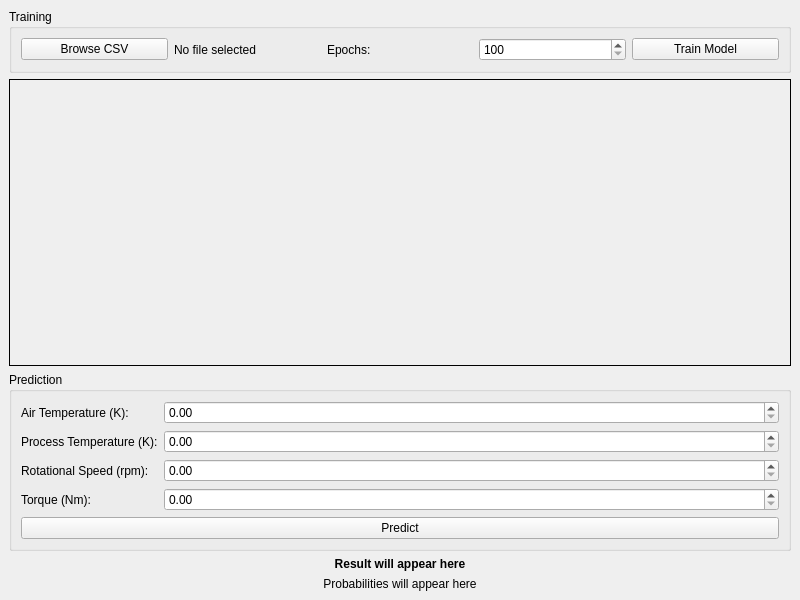
This is industry_maintenance_nn_1/qt/mainwindow.ui in heydhy12/Tugas_RTC_Kelompok_15 as Qt 5 draws it before an edit. The edited form follows.
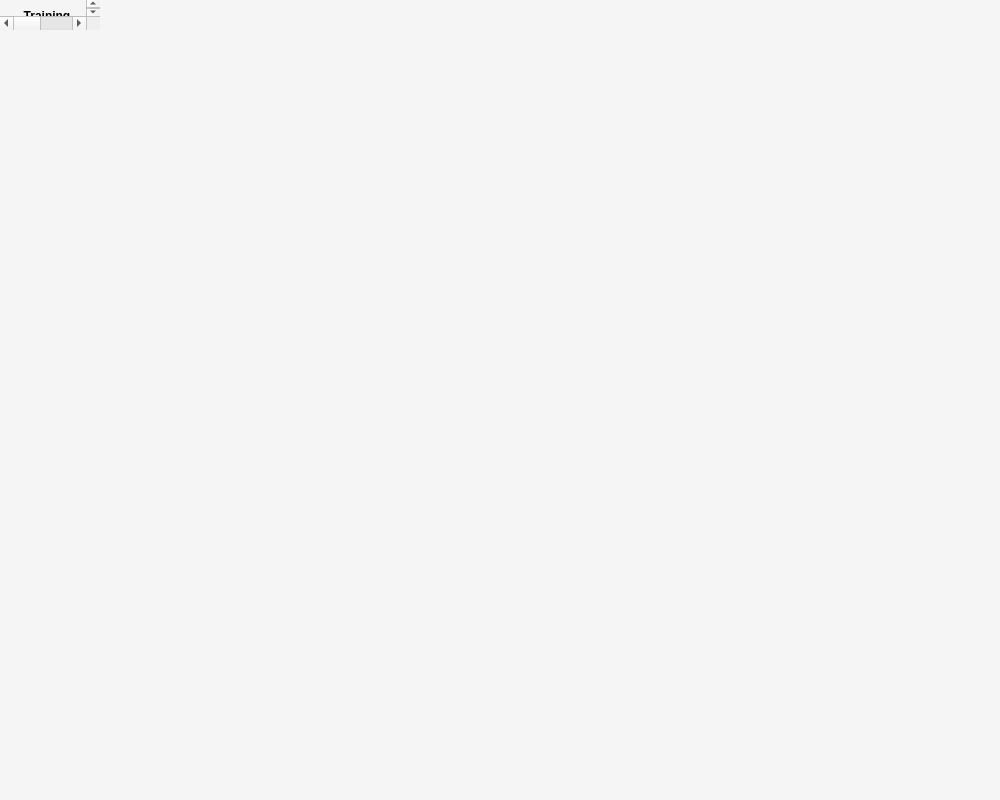
This is the edited form.

Patch:
```diff
--- a/industry_maintenance_nn_1/qt/mainwindow.ui
+++ b/industry_maintenance_nn_1/qt/mainwindow.ui
@@ -6,26 +6,94 @@
    <rect>
     <x>0</x>
     <y>0</y>
-    <width>800</width>
-    <height>600</height>
+        <width>1000</width>
+        <height>800</height>
    </rect>
   </property>
   <property name="windowTitle">
    <string>Industry Maintenance Predictor</string>
   </property>
-  <widget class="QWidget" name="centralwidget">
+    <property name="styleSheet">
+      <string notr="true">
+        QMainWindow {
+          background-color: #f5f5f5;
+        }
+        QGroupBox {
+          border: 1px solid #ccc;
+          border-radius: 5px;
+          margin-top: 10px;
+          padding-top: 15px;
+          font-weight: bold;
+        }
+        QGroupBox::title {
+          subcontrol-origin: margin;
+          left: 10px;
+          padding: 0 3px;
+        }
+        QPushButton {
+          background-color: #4CAF50;
+          color: white;
+          border: none;
+          padding: 8px 16px;
+          border-radius: 4px;
+          min-width: 100px;
+        }
+        QPushButton:hover {
+          background-color: #45a049;
+        }
+        QLabel {
+          font-size: 12px;
+        }
+        QDoubleSpinBox, QSpinBox {
+          padding: 5px;
+          border: 1px solid #ddd;
+          border-radius: 4px;
+        }
+        QScrollArea {
+          border: none;
+        }
+        QWidget#scrollAreaWidgetContents {
+          background-color: #f5f5f5;
+        }
+      </string>
+    </property>
+    <widget class="QScrollArea" name="scrollArea">
+      <property name="widgetResizable">
+        <bool>true</bool>
+      </property>
+      <property name="alignment">
+        <set>Qt::AlignLeading|Qt::AlignLeft|Qt::AlignTop</set>
+      </property>
+      <widget class="QWidget" name="scrollAreaWidgetContents">
+        <property name="geometry">
+          <rect>
+            <x>0</x>
+            <y>0</y>
+            <width>998</width>
+            <height>798</height>
+          </rect>
+        </property>
    <layout class="QVBoxLayout" name="verticalLayout">
+          <property name="spacing">
+            <number>10</number>
+          </property>
     <item>
      <widget class="QGroupBox" name="groupBox">
       <property name="title">
        <string>Training</string>
       </property>
       <layout class="QHBoxLayout" name="horizontalLayout">
+                <property name="spacing">
+                  <number>10</number>
+                </property>
        <item>
         <widget class="QPushButton" name="browseCsvButton">
          <property name="text">
           <string>Browse CSV</string>
          </property>
+                    <property name="styleSheet">
+                      <string notr="true">background-color: #2196F3;</string>
+                    </property>
         </widget>
        </item>
        <item>
@@ -33,6 +101,12 @@
          <property name="text">
           <string>No file selected</string>
          </property>
+                    <property name="wordWrap">
+                      <bool>true</bool>
+                    </property>
+                    <property name="minimumWidth">
+                      <number>300</number>
+                    </property>
         </widget>
        </item>
        <item>
@@ -50,6 +124,9 @@
          <property name="maximum">
           <number>10000</number>
          </property>
+                    <property name="value">
+                      <number>1000</number>
+                    </property>
         </widget>
        </item>
        <item>
@@ -57,11 +134,20 @@
          <property name="text">
           <string>Train Model</string>
          </property>
+                    <property name="styleSheet">
+                      <string notr="true">padding: 8px; font-weight: bold; background-color: #FF9800;</string>
+                    </property>
         </widget>
        </item>
       </layout>
      </widget>
     </item>
+          <item>
+            <widget class="QGroupBox" name="plotGroupBox">
+              <property name="title">
+                <string>Training Results</string>
+              </property>
+              <layout class="QVBoxLayout" name="verticalLayout_2">
     <item>
     <widget class="QLabel" name="plotLabel">
     <property name="sizePolicy">
@@ -70,6 +156,18 @@
         <verstretch>0</verstretch>
         </sizepolicy>
     </property>
+                    <property name="minimumSize">
+                      <size>
+                        <width>1000</width>
+                        <height>800</height>
+                      </size>
+                    </property>
+                    <property name="maximumSize">
+                      <size>
+                        <width>1000</width>
+                        <height>800</height>
+                      </size>
+                    </property>
     <property name="frameShape">
         <enum>QFrame::Box</enum>
     </property>
@@ -77,8 +175,27 @@
         <set>Qt::AlignCenter</set>
     </property>
     <property name="scaledContents">
-        <bool>false</bool> <!-- Diubah menjadi false -->
-    </property>
+                      <bool>false</bool>
+                    </property>
+                    <property name="styleSheet">
+                      <string notr="true">
+                        background-color: white;
+                        border: 1px solid #ddd;
+                      </string>
+                    </property>
+                  </widget>
+                </item>plotGr
+                <item>
+                <widget class="QLabel" name="accuracyLabel">
+                  <property name="text">
+                  <string>Accuracy: -</string>
+                  </property>
+                  <property name="alignment">
+                  <set>Qt::AlignCenter</set>
+                  </property>
+                </widget>
+                </item>
+              </layout>
     </widget>
     </item>
     <item>
@@ -87,6 +204,9 @@
        <string>Prediction</string>
       </property>
       <layout class="QFormLayout" name="formLayout">
+                <property name="fieldGrowthPolicy">
+                  <enum>QFormLayout::AllNonFixedFieldsGrow</enum>
+                </property>
        <item row="0" column="0">
         <widget class="QLabel" name="label_2">
          <property name="text">
@@ -99,6 +219,12 @@
          <property name="decimals">
           <number>2</number>
          </property>
+                    <property name="minimum">
+                      <number>0</number>
+                    </property>
+                    <property name="maximum">
+                      <number>1000</number>
+                    </property>
         </widget>
        </item>
        <item row="1" column="0">
@@ -113,6 +239,12 @@
          <property name="decimals">
           <number>2</number>
          </property>
+                    <property name="minimum">
+                      <number>0</number>
+                    </property>
+                    <property name="maximum">
+                      <number>1000</number>
+                    </property>
         </widget>
        </item>
        <item row="2" column="0">
@@ -127,6 +259,12 @@
          <property name="decimals">
           <number>2</number>
          </property>
+                    <property name="minimum">
+                      <number>0</number>
+                    </property>
+                    <property name="maximum">
+                      <number>10000</number>
+                    </property>
         </widget>
        </item>
        <item row="3" column="0">
@@ -141,17 +279,58 @@
          <property name="decimals">
           <number>2</number>
          </property>
+                    <property name="minimum">
+                      <number>0</number>
+                    </property>
+                    <property name="maximum">
+                      <number>100</number>
+                    </property>
         </widget>
        </item>
        <item row="4" column="0" colspan="2">
         <layout class="QHBoxLayout" name="horizontalLayout_2">
+                    <item>
+                      <spacer name="horizontalSpacer">
+                        <property name="orientation">
+                          <enum>Qt::Horizontal</enum>
+                        </property>
+                        <property name="sizeHint" stdset="0">
+                          <size>
+                            <width>40</width>
+                            <height>20</height>
+                          </size>
+                        </property>
+                      </spacer>
+                    </item>
          <item>
           <widget class="QPushButton" name="predictButton">
            <property name="text">
             <string>Predict</string>
            </property>
-          </widget>
-         </item>
+                        <property name="styleSheet">
+                          <string notr="true">background-color: #4CAF50;</string>
+                        </property>
+                        <property name="minimumSize">
+                          <size>
+                            <width>150</width>
+                            <height>0</height>
+                          </size>
+                        </property>
+                      </widget>
+                    </item>
+                    <item>
+                      <spacer name="horizontalSpacer_2">
+                        <property name="orientation">
+                          <enum>Qt::Horizontal</enum>
+                        </property>
+                        <property name="sizeHint" stdset="0">
+                          <size>
+                            <width>40</width>
+                            <height>20</height>
+                          </size>
+                        </property>
+                      </spacer>
+                    </item>
         </layout>
        </item>
       </layout>
@@ -161,6 +340,7 @@
      <widget class="QLabel" name="resultLabel">
       <property name="font">
        <font>
+                  <pointsize>12</pointsize>
         <weight>75</weight>
         <bold>true</bold>
        </font>
@@ -171,19 +351,31 @@
       <property name="alignment">
        <set>Qt::AlignCenter</set>
       </property>
+              <property name="styleSheet">
+                <string notr="true">padding: 10px;</string>
+              </property>
      </widget>
     </item>
     <item>
      <widget class="QLabel" name="probabilitiesLabel">
+              <property name="font">
+                <font>
+                  <pointsize>11</pointsize>
+                </font>
+              </property>
       <property name="text">
        <string>Probabilities will appear here</string>
       </property>
       <property name="alignment">
        <set>Qt::AlignCenter</set>
       </property>
+              <property name="styleSheet">
+                <string notr="true">padding: 10px;</string>
+              </property>
      </widget>
     </item>
    </layout>
+      </widget>
   </widget>
  </widget>
  <resources/>
```
Lines whose indentation alone changed are shown as unchanged.
